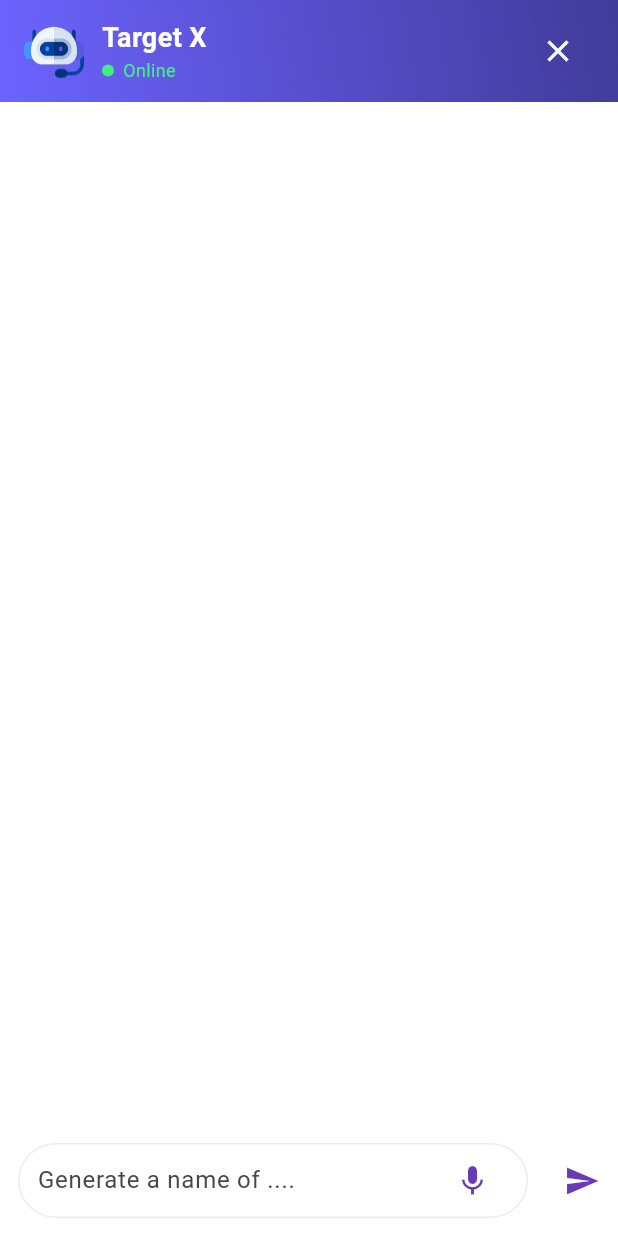
After one commit to Nahlamostafa18/TargetX, a Flutter app: the ChatBotScreen screen opened directly, on a phone screen of 412 x 824 dp. The commit adds this screen. Run offline on Flutter 3.47's test engine with Material 3 defaults, Android fonts, the phone set to English and light mode, and no system bars; our stand-ins replace cached_network_image, carousel_slider, flutter_svg, font_awesome_flutter, share_plus.

Commit message:
add chat bot

```diff
--- /dev/null
+++ b/lib/chatbot/ChatBotScreen.dart
@@ -0,0 +1,230 @@
+import 'dart:convert';
+import 'package:flutter/material.dart';
+import 'package:http/http.dart' as http;
+
+class ChatBotScreen extends StatefulWidget {
+  const ChatBotScreen({super.key});
+
+  @override
+  State<ChatBotScreen> createState() => _ChatBotScreenState();
+}
+
+class _ChatBotScreenState extends State<ChatBotScreen> {
+  final TextEditingController _controller = TextEditingController();
+  bool _isLoading = false;
+  final apiKey = "AIzaSyAA8ORXGo0PQkO51qirn5WMZrlL1-L4inw";
+  List<Map<String, dynamic>> messages = [];
+
+  Future<void> sendMessage() async {
+    final input = _controller.text.trim();
+    if (input.isEmpty) return;
+
+    setState(() {
+      messages.add({"text": input, "isUser": true});
+      _controller.clear();
+      _isLoading = true;
+    });
+
+    final url = Uri.parse(
+      'https://generativelanguage.googleapis.com/v1beta/models/gemini-2.0-flash:generateContent?key=$apiKey',
+    );
+
+    final body = json.encode({
+      "contents": [
+        {
+          "parts": [
+            {"text": input}
+          ]
+        }
+      ]
+    });
+
+    try {
+      final response = await http.post(
+        url,
+        headers: {"Content-Type": "application/json"},
+        body: body,
+      );
+
+      if (response.statusCode == 200) {
+        final data = json.decode(response.body);
+        final generatedText =
+            data['candidates'][0]['content']['parts'][0]['text'];
+        setState(() {
+          messages.add({"text": generatedText, "isUser": false});
+        });
+      } else {
+        print('Error: ${response.body}');
+      }
+    } catch (e) {
+      print('Exception: $e');
+    }
+
+    setState(() {
+      _isLoading = false;
+    });
+  }
+
+  Widget buildMessage(String text, bool isUser) {
+    final display = text.trim();
+    return Padding(
+      padding: const EdgeInsets.symmetric(vertical: 8),
+      child: Row(
+        crossAxisAlignment: CrossAxisAlignment.center,
+        mainAxisAlignment: isUser ? MainAxisAlignment.end : MainAxisAlignment.start,
+        children: [
+          if (!isUser)
+            CircleAvatar(
+              backgroundColor: Colors.transparent,
+              backgroundImage: AssetImage('assets/images/ic_chat_bot.png'),
+              radius: 20,
+            ),
+          if (!isUser) const SizedBox(width: 8),
+          Flexible(
+            child: Container(
+              padding: const EdgeInsets.fromLTRB(16, 12, 16, 12),
+              decoration: BoxDecoration(
+                color: isUser ? Color(0xFF6332DC) : Color(0xFFD9DDFF),
+                borderRadius: BorderRadius.circular(16),
+              ),
+              child: Text(
+                display,
+                style: TextStyle(color: isUser ? Colors.white : Colors.black87),
+              ),
+            ),
+          ),
+          if (isUser) const SizedBox(width: 8),
+          if (isUser)
+            CircleAvatar(
+              backgroundImage: AssetImage('assets/images/user_avatar.png'),
+              radius: 20,
+            ),
+        ],
+      ),
+    );
+  }
+
+
+
+
+  @override
+  Widget build(BuildContext context) {
+    return Scaffold(
+      backgroundColor: Colors.white,
+      body: SafeArea(
+        child: Column(
+          children: [
+            Container(
+              padding: const EdgeInsets.symmetric(horizontal: 16, vertical: 10),
+              decoration: const BoxDecoration(
+                gradient: LinearGradient(
+                  colors: [Color(0xFF6C63FF), Color(0xFF413B99)],
+                  begin: Alignment.bottomLeft,
+                  end: Alignment.topRight,
+                ),
+              ),
+              child: Row(
+                children: [
+                  Image.asset('assets/images/ic_chat_bot.png',
+                      width: 40, height: 40),
+                  const SizedBox(width: 12),
+                  Column(
+                    crossAxisAlignment: CrossAxisAlignment.start,
+                    children: [
+                      const Text('Target X',
+                          style: TextStyle(
+                              color: Colors.white,
+                              fontSize: 18,
+                              fontWeight: FontWeight.bold)),
+                      Row(
+                        children: [
+                          Container(
+                            width: 8,
+                            height: 8,
+                            decoration: const BoxDecoration(
+                              color: Color(0xFF43EE7D),
+                              shape: BoxShape.circle,
+                            ),
+                          ),
+                          const SizedBox(width: 6),
+                          const Text(
+                            'Online',
+                            style: TextStyle(
+                              color: Color(0xFF43EE7D),
+                              fontSize: 12,
+                            ),
+                          ),
+                        ],
+                      ),
+                    ],
+                  ),
+                  const Spacer(),
+                  IconButton(
+                    icon: const Icon(Icons.close, color: Colors.white),
+                    onPressed: () {
+                      Navigator.pop(context);
+                    },
+                  )
+                ],
+              ),
+            ),
+            Expanded(
+              child: ListView.builder(
+                padding: const EdgeInsets.all(16),
+                itemCount: messages.length,
+                itemBuilder: (context, index) {
+                  final msg = messages[index];
+                  return buildMessage(msg['text'], msg['isUser']);
+                },
+              ),
+            ),
+            if (_isLoading)
+              const Padding(
+                padding: EdgeInsets.all(8.0),
+                child: CircularProgressIndicator(),
+              ),
+            Row(
+              children: [
+                Expanded(
+                  child: Container(
+                    margin: const EdgeInsets.all(12),
+                    padding: const EdgeInsets.symmetric(horizontal: 12),
+                    decoration: BoxDecoration(
+                      color: Colors.white,
+                      borderRadius: BorderRadius.circular(30),
+                      border: Border.all(
+                        color: const Color(0xFFececed),
+                      ),
+                    ),
+                    child: Row(
+                      children: [
+                        Expanded(
+                          child: TextField(
+                            controller: _controller,
+                            decoration: const InputDecoration(
+                              hintText: 'Generate a name of ....',
+                              border: InputBorder.none,
+                            ),
+                          ),
+                        ),
+                        IconButton(
+                          icon: const Icon(Icons.mic, color: Colors.deepPurple),
+                          onPressed: () { /* mic logic */ },
+                        ),
+                      ],
+                    ),
+                  ),
+                ),
+                IconButton(
+                  icon: const Icon(Icons.send, color: Colors.deepPurple),
+                  onPressed: sendMessage,
+                ),
+              ],
+            ),
+
+          ],
+        ),
+      ),
+    );
+  }
+}
--- a/pubspec.yaml
+++ b/pubspec.yaml
@@ -41,6 +41,7 @@ dependencies:
   carousel_slider: ^5.0.0
   intl: ^0.20.2
   share_plus: ^11.0.0
+  http: ^1.3.0
 
 
 dev_dependencies:
```
Also changed, not shown: lib/home/HomeScreen.dart (+17 -0 lines), assets/images/ic_chat_bot.png (added).
